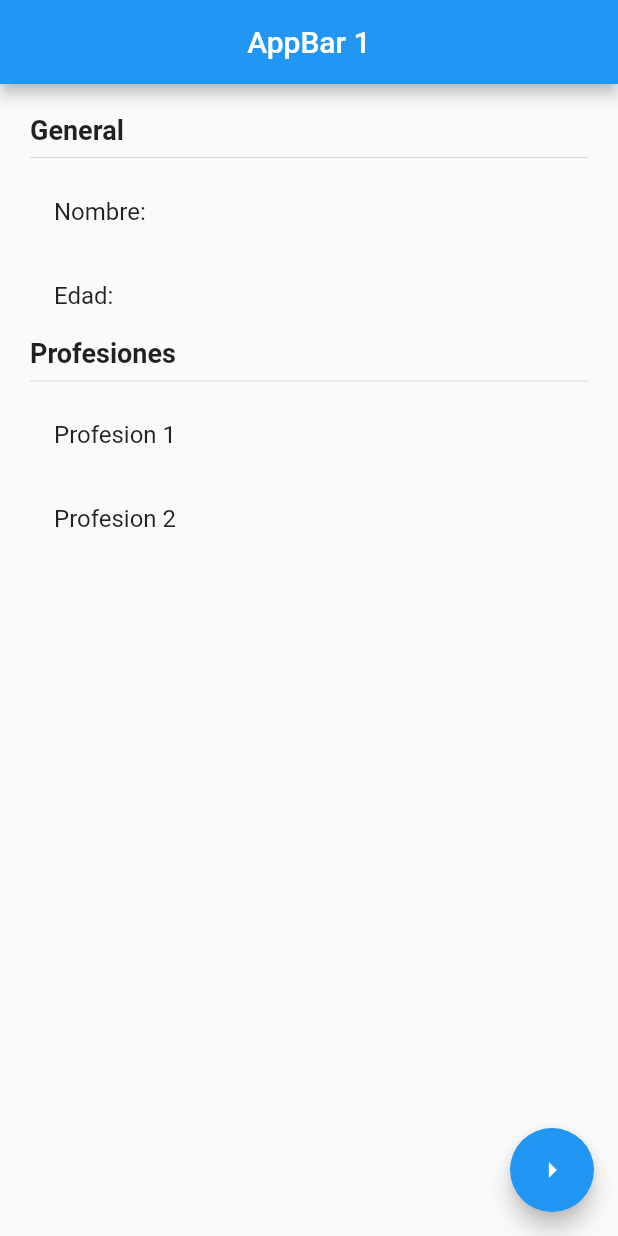
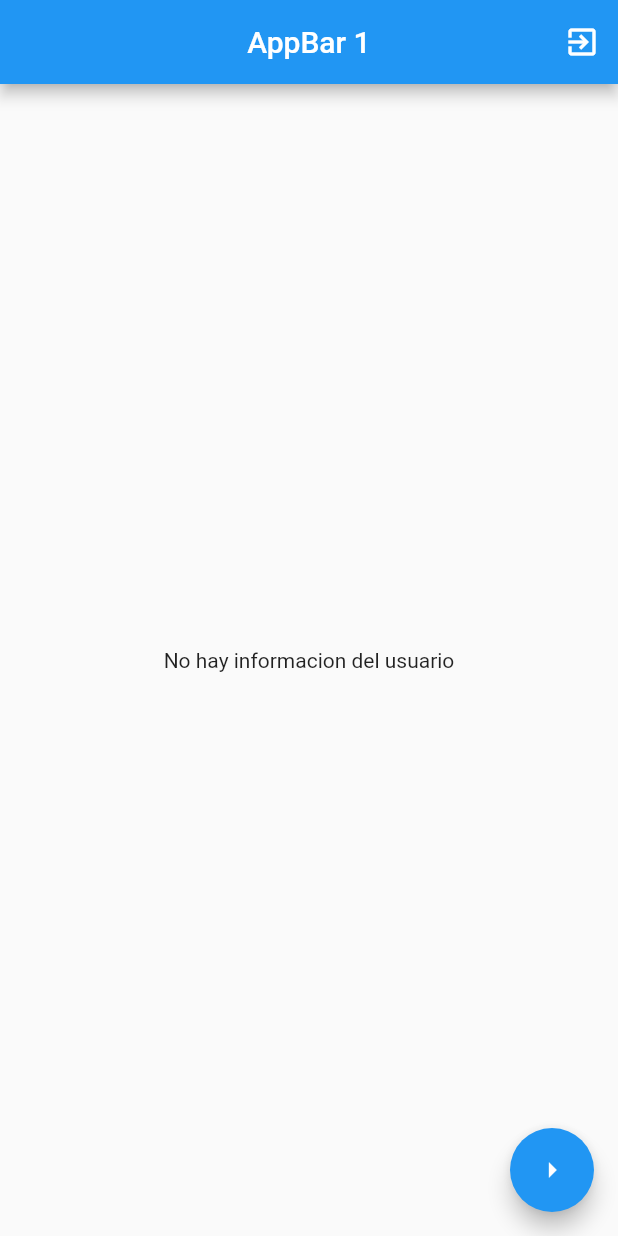
Before and after one commit to 93jose93/estados, a Flutter app: the screen it shows after launch, on a phone screen of 412 x 824 dp. Run offline on Flutter 3.47's test engine with Material 2 defaults, Android fonts, the phone set to English and light mode, and no system bars; our stand-ins replace flutter_bloc.

Commit message:
rama Cubit terminado

```diff
--- /dev/null
+++ b/lib/bloc/usuario/usuario_cubit.dart
@@ -0,0 +1,66 @@
+import 'package:estados/models/usuario.dart';
+import 'package:flutter/material.dart';
+import 'package:flutter_bloc/flutter_bloc.dart';
+import 'package:meta/meta.dart';
+
+//importacion especial que contra el otro archivo que esta en la misma carpeta
+part 'usuario_state.dart';
+
+//aqui le asignamos el tipo de valor que manejara el Cubit <int>,
+// ejemplo aqui se usan de tipo UsuarioState que es en otro archivo que maneja los estados
+class UsuarioCubit extends Cubit<UsuarioState>{
+
+  //aqui llamo el estado donde se incia el estado
+  UsuarioCubit() : super(UsuarioInitial());
+
+    //aqui se reciven los estados
+
+  //se creara un metodo que no regrese nada
+  void seleccionarUsuario( Usuario user ){
+    //aqui recibimos el usuario activo
+    //y emitira el nuevo estado
+     emit( new UsuarioActivo(user));
+  }
+
+  //nuevo cubit para cambiar edad
+  void cambiarEdad( int edad ){
+
+    //esto es una referencia vacio
+    final currentState = state;
+    //validacion para que no de error
+    if( currentState is UsuarioActivo) {
+
+        final newUser = currentState.usuario.copiarUsuario(edad: 28);
+
+
+        //currentState.usuario.edad = 28;
+        //hay que emitir los cambios
+        emit(UsuarioActivo(newUser));
+    }
+  }
+
+  void agregarProfesion( ) {
+
+          //esto es una referencia vacio
+    final currentState = state;
+    //validacion para que no de error
+    if( currentState is UsuarioActivo) {
+
+      final newProfesiones = [
+        //expres opereitor ...
+          ...currentState.usuario.profesiones!,
+          'Profesión ${ currentState.usuario.profesiones!.length +1 }'
+      ];
+      final newUser = currentState.usuario.copiarUsuario( profesiones: newProfesiones);
+      emit(UsuarioActivo(newUser));
+    }
+  }
+
+  //borrar usaurio, o simulacion de logaut
+  void borrarUsuario(){
+    emit(UsuarioInitial());
+  }
+
+
+
+}
--- /dev/null
+++ b/lib/bloc/usuario/usuario_state.dart
@@ -0,0 +1,32 @@
+
+//esto quiere decir que es parte del otro archivo
+part of 'usuario_cubit.dart';
+
+//esto es para que no sea usado en otro archivo en el
+// exterior algun estado de la app y solo se pueda agregar aqui
+@immutable
+abstract class UsuarioState{}
+//estato incial de mi funcion
+class UsuarioInitial extends UsuarioState{
+
+    //como no le e dado al boton le doy una propiedad por defecto
+    final existeUsuario = false;
+
+
+    //para saber en consola que esto esta funcionando se imprime un mensaje
+    @override
+    String toString() {
+      return 'UsuarioInicial: existeUsuario: $existeUsuario ';
+    }
+}
+
+//nueva clase
+//cuando el usuario existe o se agrego haga esto
+class UsuarioActivo extends UsuarioState {
+    final existeUsuario = true;
+
+    //aqui tenemos la informacion del usuario que se envio
+    final Usuario usuario;
+
+    UsuarioActivo(this.usuario);
+}
--- a/lib/main.dart
+++ b/lib/main.dart
@@ -1,13 +1,21 @@
+import 'package:estados/bloc/usuario/usuario_cubit.dart';
 import 'package:estados/pages/pagina1_page.dart';
 import 'package:estados/pages/pagina2_page.dart';
 import 'package:flutter/material.dart';
+import 'package:flutter_bloc/flutter_bloc.dart';
 
 void main() => runApp(MyApp());
 
 class MyApp extends StatelessWidget {
   @override
   Widget build(BuildContext context) {
-    return MaterialApp(
+    //aqui inicalizamos varios cubitprovider en la raiz de la app
+    //para que se pueda usar en cualquier pagina Widget
+    return MultiBlocProvider(
+      providers: [
+        BlocProvider(create: ( _ ) => new UsuarioCubit())
+      ],
+      child: MaterialApp(
         debugShowCheckedModeBanner: false,
         title: 'Material App',
         initialRoute: 'pagina1',
@@ -15,6 +23,7 @@ class MyApp extends StatelessWidget {
           'pagina1': ( _ ) => Pagina1Screen(),
           'pagina2': ( _ ) => Pagina2Screen(),
         },
+      ),
     );
   }
 }
--- a/lib/models/usuario.dart
+++ b/lib/models/usuario.dart
@@ -1,12 +1,30 @@
 
 class Usuario{
-   String nombre;
-   int edad;
-   List<String> profesiones;
+  //final dice que el valor no cambia
+  final String? nombre;
+  final int? edad;
+  final List<String>? profesiones;
 
   Usuario({
-    required  this.nombre,
-    required  this.edad,
-    required  this.profesiones
+      this.nombre,
+      this.edad,
+      this.profesiones
   });
+
+  //un nuevo metodo
+  //una nueva instancia de el usuario
+  //esta nueva copia se hace por que estos valores estan como final y
+  //al hacer copia le podemos cambiar los valores
+  Usuario copiarUsuario({
+    //los recibimos como argumentos
+       String? nombre,
+       int? edad,
+       List<String>? profesiones
+  }) {
+      return Usuario(
+          nombre:  nombre ??  this.nombre,
+          edad:  edad ??  this.edad,
+          profesiones:  profesiones ??  this.profesiones,
+      );
+  }
 }
--- a/lib/pages/pagina1_page.dart
+++ b/lib/pages/pagina1_page.dart
@@ -1,4 +1,7 @@
+import 'package:estados/bloc/usuario/usuario_cubit.dart';
+import 'package:estados/models/usuario.dart';
 import 'package:flutter/material.dart';
+import 'package:flutter_bloc/flutter_bloc.dart';
 
 
 class Pagina1Screen extends StatelessWidget {
@@ -9,8 +12,20 @@ class Pagina1Screen extends StatelessWidget {
       appBar: AppBar(
         title: Text('AppBar 1'),
         centerTitle: true,
+        actions: [
+          IconButton(
+            onPressed: () {
+              //una actualizacion ya no se coloca context.bloc, se pone es context.read
+              context.read<UsuarioCubit>().borrarUsuario();
+            },
+            icon: Icon(Icons.exit_to_app)
+            )
+        ]
       ),
-      body: InformacionUsuario(),
+      //envolvemos cuando mostrar la infromacion InformacionUsuario()
+      //y se hace con BlocBuilder donde envolvemos su cubit con el estado <UsuarioCubit, UsuarioState>
+      //BlocBuilder escucha los ambios en el estado
+      body: BodyBloc(),
       floatingActionButton: FloatingActionButton(
        child: Icon(Icons.arrow_right),
        onPressed: () {
@@ -21,8 +36,61 @@ class Pagina1Screen extends StatelessWidget {
   }
 }
 
+class BodyBloc extends StatelessWidget {
+
+  @override
+  Widget build(BuildContext context) {
+    return BlocBuilder<UsuarioCubit, UsuarioState>(
+      builder: ( _ , state) {
+
+           //aqui imprime el estado incial de nuestro estado que es false
+           //print(state);
+
+           //se hace validacion
+           if( state is UsuarioInitial) {
+             return Center(child: Text('No hay informacion del usuario'),);
+
+             //en esta condicion se agrega el UsuarioActivo
+             //para poder recir el usuario
+           } else if ( state is UsuarioActivo ) {
+
+           //los builder siempre regresan un widget
+           return InformacionUsuario( state.usuario );
+           } else {
+             return Center( child: Text('Estado no reconocido'));
+           }
+
+
+          /*ESTA ES UNA MANERA DE HACERLO, para no usar if else
+          switch (state.runtimeType) {
+
+          case UsuarioInitial:
+            return Center(child: Text('No hay informacion del usuario'));
+          break;
+
+          case UsuarioActivo:
+            return InformacionUsuario( (state as UsuarioActivo).usuario );
+          break;
+
+          default:
+            return Center( child: Text('Estado no reconocido'));
+        }
+        */
+
+
+
+
+
+      }
+    );
+  }
+}
+
 class InformacionUsuario extends StatelessWidget {
 
+  final Usuario usuario;
+
+  const InformacionUsuario(this.usuario);
 
   @override
   Widget build(BuildContext context) {
@@ -38,14 +106,16 @@ class InformacionUsuario extends StatelessWidget {
             Text('General', style: TextStyle(fontSize: 18, fontWeight: FontWeight.bold),),
             Divider(),
 
-            ListTile( title: Text('Nombre: '),),
-            ListTile( title: Text('Edad: '),),
+            ListTile( title: Text('Nombre: ${ usuario.nombre } '),),
+            ListTile( title: Text('Edad: ${ usuario.edad }'),),
 
             Text('Profesiones', style: TextStyle(fontSize: 18, fontWeight: FontWeight.bold),),
             Divider(),
 
-            ListTile( title: Text('Profesion 1'),),
-            ListTile( title: Text('Profesion 2'),),
+            //ListTile( title: Text('Profesion 1'),),
+
+            ...usuario.profesiones!.map((profesion) => ListTile( title: Text( profesion ),)).toList()
+
           ],
         ),
     );
--- a/lib/pages/pagina2_page.dart
+++ b/lib/pages/pagina2_page.dart
@@ -1,10 +1,18 @@
+import 'package:estados/bloc/usuario/usuario_cubit.dart';
+import 'package:estados/models/usuario.dart';
 import 'package:flutter/material.dart';
+import 'package:flutter_bloc/flutter_bloc.dart';
 
 
 class Pagina2Screen extends StatelessWidget {
 
+
   @override
   Widget build(BuildContext context) {
+
+    final usuarioCubit = context.read<UsuarioCubit>();
+
+
     return Scaffold(
       appBar: AppBar(
         title: Text('AppBar 2'),
@@ -18,21 +26,32 @@ class Pagina2Screen extends StatelessWidget {
               child:Text('Establecer Usuario', style: TextStyle(color: Colors.white,)),
               color:Colors.blue,
               onPressed: (){
+               //aqui agregamos un nuevo usuario al precionar el boton
+                final newUser = new Usuario(
+                  nombre: 'Jose sanchez',
+                  edad: 27,
+                  profesiones: [
+                      'FullStack Developer',
+                      'Video jugador Tester'
+                  ]);
 
+                  //busca dentro el contex un bloc
+                  //aqui pide un nuevo usuario
+                  usuarioCubit.seleccionarUsuario(newUser);
               }
             ),
             MaterialButton(
               child:Text('Cambiar Edad', style: TextStyle(color: Colors.white,)),
               color:Colors.blue,
               onPressed: (){
-
+                  usuarioCubit.cambiarEdad(28);
               }
             ),
             MaterialButton(
               child:Text('Añadir Profesion', style: TextStyle(color: Colors.white,)),
               color:Colors.blue,
               onPressed: (){
-
+                 usuarioCubit.agregarProfesion();
               }
             ),
           ],
--- a/pubspec.yaml
+++ b/pubspec.yaml
@@ -28,6 +28,7 @@ dependencies:
   # The following adds the Cupertino Icons font to your application.
   # Use with the CupertinoIcons class for iOS style icons.
   cupertino_icons: ^1.0.2
+  flutter_bloc: ^7.2.0
 
 dev_dependencies:
   flutter_test:
```
Also changed, not shown: pubspec.lock. Lines whose indentation alone changed are shown as unchanged.
